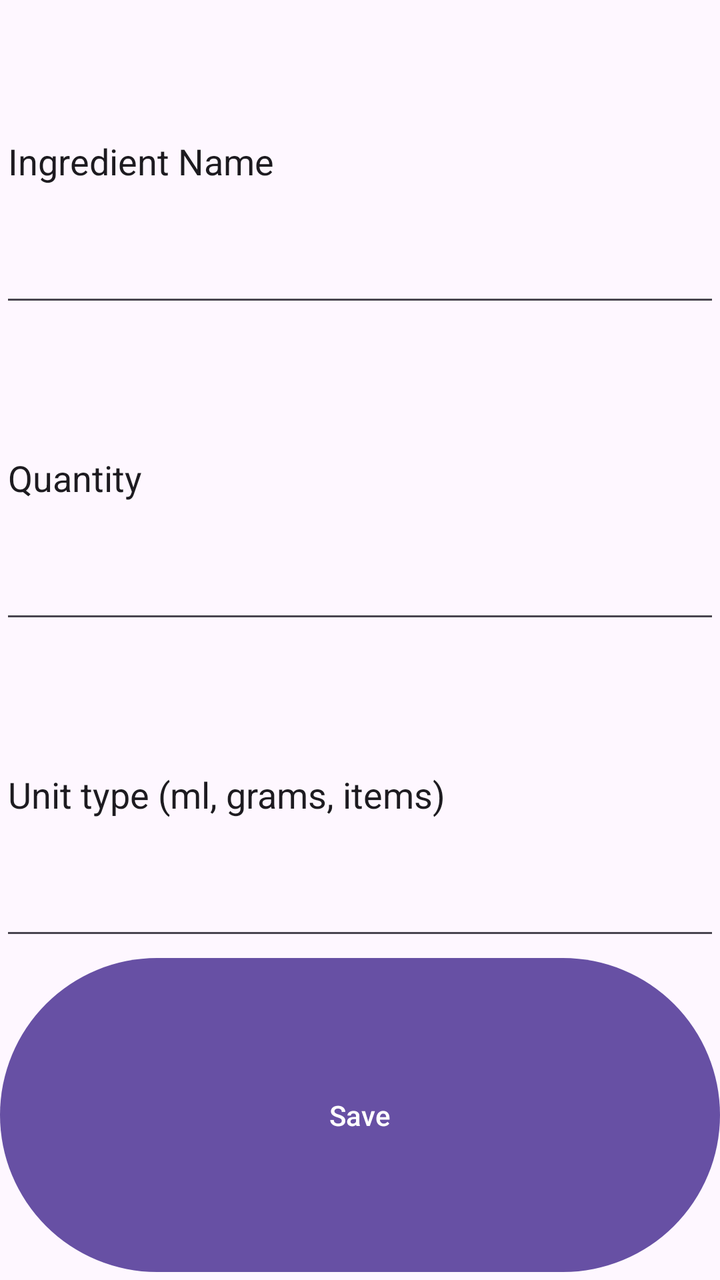
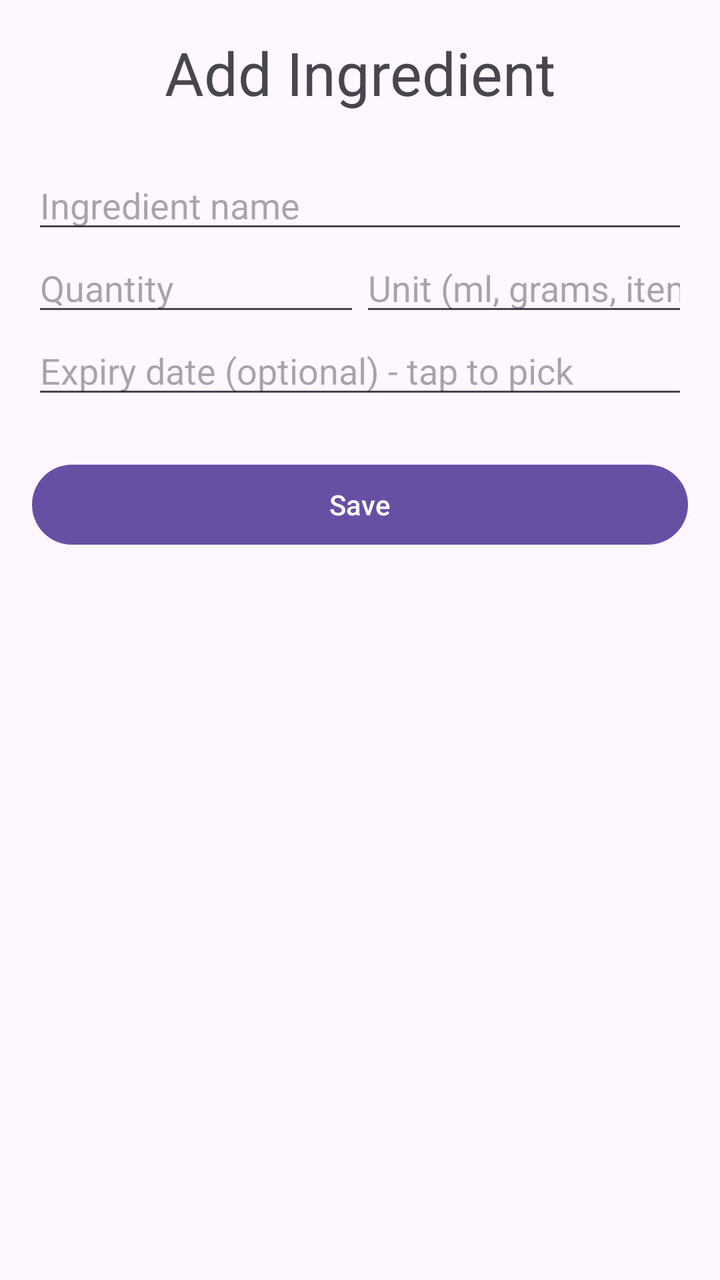

Screens rendered from an Android XML layout before and after an edit, with the pre-edit source and the edit as a unified diff.
<!-- AndroidManifest.xml: application theme Theme.SmartPantry -->
<!-- res/layout/add_ingredient_screen.xml -->
<?xml version="1.0" encoding="utf-8"?>
<LinearLayout xmlns:android="http://schemas.android.com/apk/res/android"
    android:layout_width="match_parent"
    android:layout_height="match_parent"
    android:orientation="vertical">

    <EditText
        android:id="@+id/ETT_IngredientName"
        android:layout_width="match_parent"
        android:layout_height="wrap_content"
        android:layout_weight="1"
        android:ems="10"
        android:inputType="text"
        android:text="Ingredient Name" />

    <EditText
        android:id="@+id/ETT_Quantity"
        android:layout_width="match_parent"
        android:layout_height="wrap_content"
        android:layout_weight="1"
        android:ems="10"
        android:inputType="text"
        android:text="Quantity" />

    <EditText
        android:id="@+id/ETT_UnityType"
        android:layout_width="match_parent"
        android:layout_height="wrap_content"
        android:layout_weight="1"
        android:ems="10"
        android:inputType="text"
        android:text="Unit type (ml, grams, items)" />

    <Button
        android:id="@+id/btn_Save"
        android:layout_width="match_parent"
        android:layout_height="wrap_content"
        android:layout_weight="1"
        android:text="Save" />

</LinearLayout>
<!-- resources referenced by this layout -->
<resources>
  <style name="Theme.SmartPantry" parent="Base.Theme.SmartPantry" />
  <style name="Base.Theme.SmartPantry" parent="Theme.Material3.DayNight.NoActionBar">
          
          
      </style>
</resources>

<!-- the commit's change to res/layout/add_ingredient_screen.xml (unified diff, before → after) -->
@@ -2,40 +2,73 @@
 <LinearLayout xmlns:android="http://schemas.android.com/apk/res/android"
     android:layout_width="match_parent"
     android:layout_height="match_parent"
-    android:orientation="vertical">
+    android:orientation="vertical"
+    android:padding="16dp">
+
+    <TextView
+        android:id="@+id/textView2"
+        android:layout_width="match_parent"
+        android:layout_height="wrap_content"
+        android:paddingBottom="24dp"
+        android:text="Add Ingredient"
+        android:textAlignment="center"
+        android:textSize="30sp" />
 
     <EditText
         android:id="@+id/ETT_IngredientName"
         android:layout_width="match_parent"
         android:layout_height="wrap_content"
-        android:layout_weight="1"
         android:ems="10"
-        android:inputType="text"
-        android:text="Ingredient Name" />
+        android:hint="Ingredient name"
+        android:inputType="text" />
+
+    <LinearLayout
+        android:layout_width="match_parent"
+        android:layout_height="wrap_content"
+        android:orientation="horizontal">
+
+        <EditText
+            android:id="@+id/ETT_Quantity"
+            android:layout_width="0dp"
+            android:layout_height="wrap_content"
+            android:layout_weight="1"
+            android:ems="10"
+            android:hint="Quantity"
+            android:inputType="numberDecimal" />
+
+        <EditText
+            android:id="@+id/ETT_UnityType"
+            android:layout_width="0dp"
+            android:layout_height="wrap_content"
+            android:layout_weight="1"
+            android:ems="10"
+            android:hint="Unit (ml, grams, items)"
+            android:inputType="text" />
+
+    </LinearLayout>
 
     <EditText
-        android:id="@+id/ETT_Quantity"
+        android:id="@+id/ETT_ExpiryDate"
         android:layout_width="match_parent"
         android:layout_height="wrap_content"
-        android:layout_weight="1"
         android:ems="10"
-        android:inputType="text"
-        android:text="Quantity" />
-
-    <EditText
-        android:id="@+id/ETT_UnityType"
-        android:layout_width="match_parent"
-        android:layout_height="wrap_content"
-        android:layout_weight="1"
-        android:ems="10"
-        android:inputType="text"
-        android:text="Unit type (ml, grams, items)" />
+        android:focusable="false"
+        android:hint="Expiry date (optional) - tap to pick"
+        android:inputType="none" />
 
     <Button
         android:id="@+id/btn_Save"
         android:layout_width="match_parent"
         android:layout_height="wrap_content"
-        android:layout_weight="1"
+        android:layout_marginTop="24dp"
         android:text="Save" />
 
+    <Button
+        android:id="@+id/btn_Delete"
+        android:layout_width="match_parent"
+        android:layout_height="wrap_content"
+        android:layout_marginTop="8dp"
+        android:text="Delete"
+        android:visibility="gone" />
+
 </LinearLayout>
